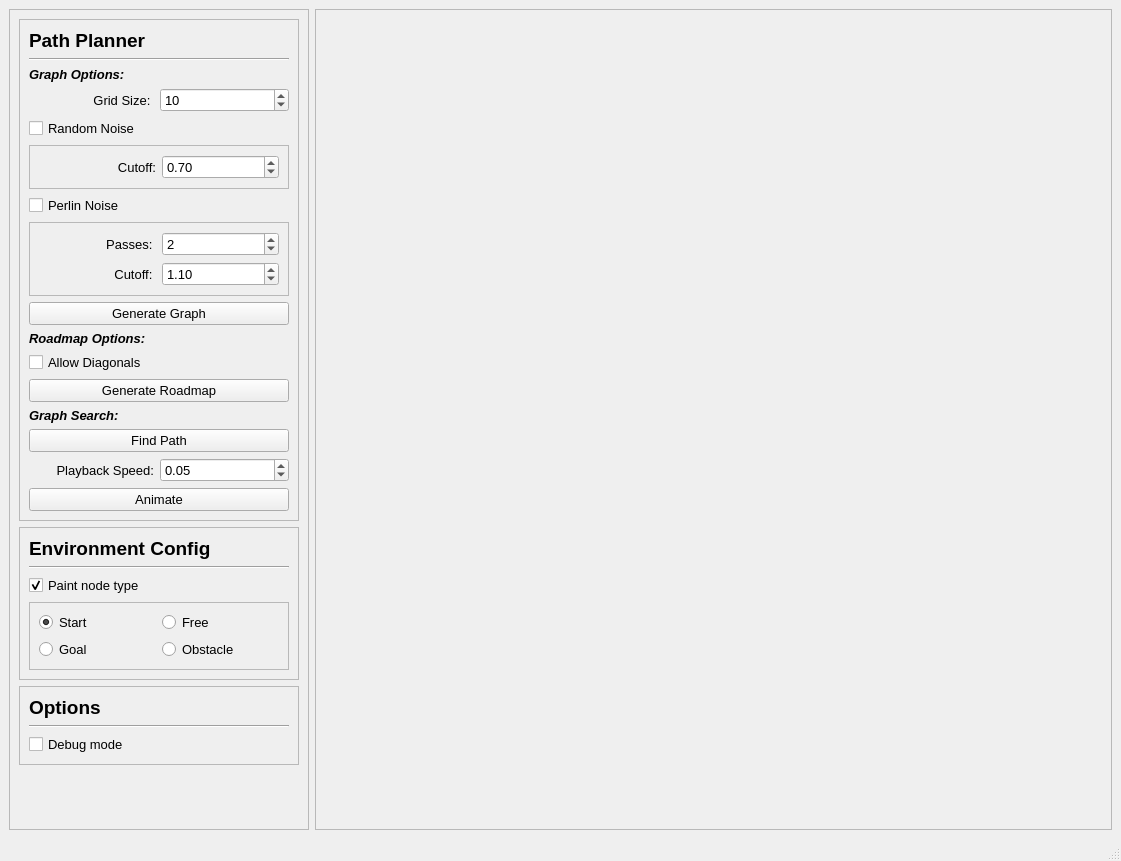
First picture: the form in ui/main_window.ui, repository kpdudek/PathPlanning, before the edit.
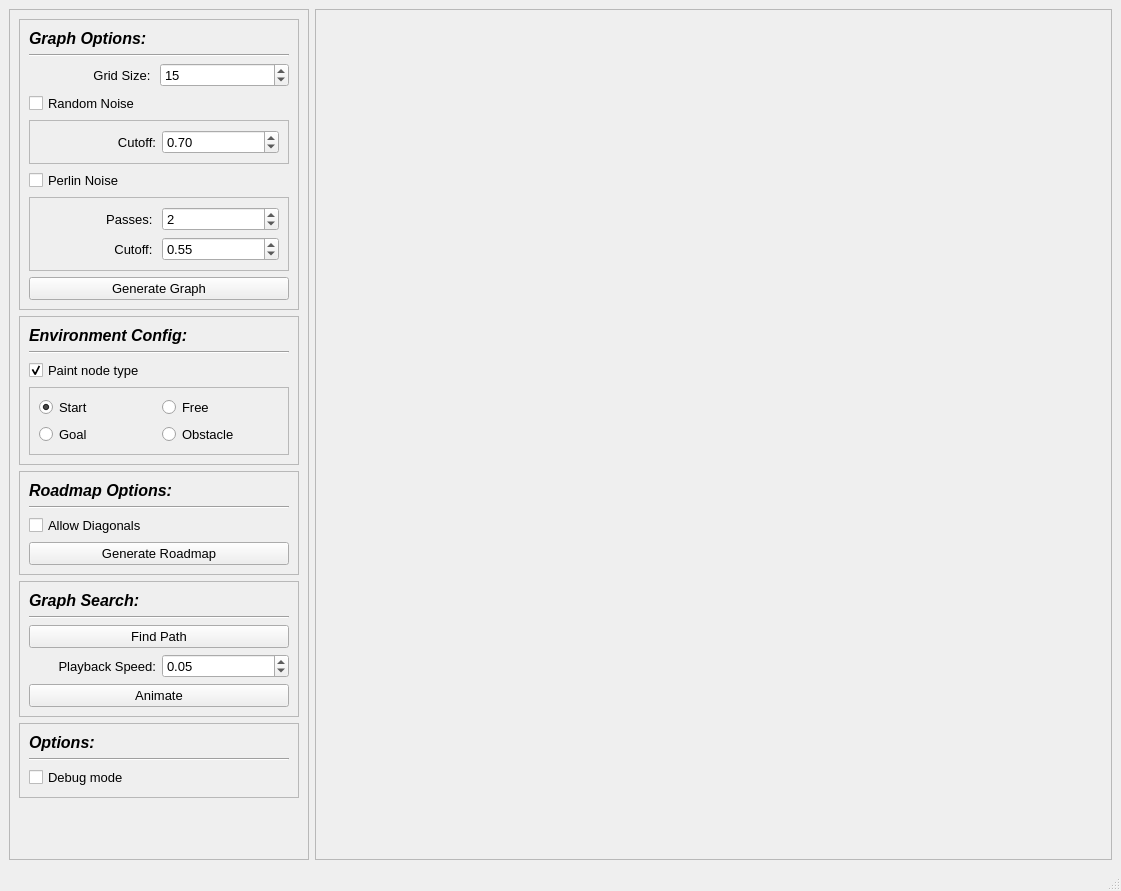
Second picture: the form after the edit.

Commit message: UX improvements (tooltips and layout)

The edit to the form file:
```diff
--- a/ui/main_window.ui
+++ b/ui/main_window.ui
@@ -7,7 +7,7 @@
     <x>0</x>
     <y>0</y>
     <width>1121</width>
-    <height>861</height>
+    <height>891</height>
    </rect>
   </property>
   <property name="windowTitle">
@@ -44,7 +44,17 @@
          <property name="frameShadow">
           <enum>QFrame::Raised</enum>
          </property>
+         <property name="lineWidth">
+          <number>2</number>
+         </property>
          <layout class="QGridLayout" name="gridLayout_5">
+          <item row="2" column="0" colspan="2">
+           <widget class="Line" name="line_3">
+            <property name="orientation">
+             <enum>Qt::Horizontal</enum>
+            </property>
+           </widget>
+          </item>
           <item row="8" column="0" colspan="2">
            <widget class="QPushButton" name="generate_graph_button">
             <property name="font">
@@ -52,38 +62,14 @@
               <pointsize>10</pointsize>
              </font>
             </property>
+            <property name="toolTip">
+             <string>Generate the 2D graph and display it in the canvas.</string>
+            </property>
             <property name="text">
              <string>Generate Graph</string>
             </property>
            </widget>
           </item>
-          <item row="12" column="0" colspan="2">
-           <widget class="QPushButton" name="generate_roadmap_button">
-            <property name="font">
-             <font>
-              <pointsize>10</pointsize>
-             </font>
-            </property>
-            <property name="text">
-             <string>Generate Roadmap</string>
-            </property>
-           </widget>
-          </item>
-          <item row="15" column="0">
-           <widget class="QLabel" name="label_5">
-            <property name="font">
-             <font>
-              <pointsize>10</pointsize>
-             </font>
-            </property>
-            <property name="text">
-             <string>Playback Speed:</string>
-            </property>
-            <property name="alignment">
-             <set>Qt::AlignRight|Qt::AlignTrailing|Qt::AlignVCenter</set>
-            </property>
-           </widget>
-          </item>
           <item row="3" column="0">
            <widget class="QLabel" name="label_4">
             <property name="maximumSize">
@@ -97,6 +83,9 @@
               <pointsize>10</pointsize>
              </font>
             </property>
+            <property name="toolTip">
+             <string>The number of tiles used for rows and columns of the square graph.</string>
+            </property>
             <property name="text">
              <string>Grid Size: </string>
             </property>
@@ -105,88 +94,11 @@
             </property>
            </widget>
           </item>
-          <item row="11" column="0" colspan="2">
-           <widget class="QCheckBox" name="allow_diagonals_checkbox">
-            <property name="maximumSize">
-             <size>
-              <width>16777215</width>
-              <height>16777215</height>
-             </size>
-            </property>
-            <property name="font">
-             <font>
-              <pointsize>10</pointsize>
-             </font>
-            </property>
-            <property name="text">
-             <string>Allow Diagonals</string>
-            </property>
-           </widget>
-          </item>
-          <item row="0" column="0" colspan="2">
-           <widget class="QLabel" name="label">
-            <property name="maximumSize">
-             <size>
-              <width>16777215</width>
-              <height>30</height>
-             </size>
-            </property>
-            <property name="font">
-             <font>
-              <pointsize>14</pointsize>
-              <weight>75</weight>
-              <bold>true</bold>
-             </font>
-            </property>
-            <property name="text">
-             <string>Path Planner</string>
-            </property>
-           </widget>
-          </item>
-          <item row="14" column="0" colspan="2">
-           <widget class="QPushButton" name="find_path_button">
-            <property name="font">
-             <font>
-              <pointsize>10</pointsize>
-             </font>
-            </property>
-            <property name="text">
-             <string>Find Path</string>
-            </property>
-           </widget>
-          </item>
-          <item row="15" column="1">
-           <widget class="QDoubleSpinBox" name="playback_speed_spinbox">
-            <property name="font">
-             <font>
-              <pointsize>10</pointsize>
-             </font>
-            </property>
-            <property name="singleStep">
-             <double>0.020000000000000</double>
-            </property>
-            <property name="value">
-             <double>0.050000000000000</double>
-            </property>
-           </widget>
-          </item>
-          <item row="17" column="0" colspan="2">
-           <widget class="QPushButton" name="animate_button">
-            <property name="font">
-             <font>
-              <pointsize>10</pointsize>
-             </font>
-            </property>
-            <property name="text">
-             <string>Animate</string>
-            </property>
-           </widget>
-          </item>
-          <item row="2" column="0" colspan="2">
+          <item row="1" column="0" colspan="2">
            <widget class="QLabel" name="label_7">
             <property name="font">
              <font>
-              <pointsize>10</pointsize>
+              <pointsize>12</pointsize>
               <weight>75</weight>
               <italic>true</italic>
               <bold>true</bold>
@@ -197,31 +109,6 @@
             </property>
            </widget>
           </item>
-          <item row="1" column="0" colspan="2">
-           <widget class="Line" name="line_3">
-            <property name="orientation">
-             <enum>Qt::Horizontal</enum>
-            </property>
-           </widget>
-          </item>
-          <item row="6" column="0">
-           <widget class="QCheckBox" name="perlin_noise_checkbox">
-            <property name="maximumSize">
-             <size>
-              <width>125</width>
-              <height>16777215</height>
-             </size>
-            </property>
-            <property name="font">
-             <font>
-              <pointsize>10</pointsize>
-             </font>
-            </property>
-            <property name="text">
-             <string>Perlin Noise</string>
-            </property>
-           </widget>
-          </item>
           <item row="3" column="1">
            <widget class="QSpinBox" name="grid_size_spinbox">
             <property name="font">
@@ -229,47 +116,104 @@
               <pointsize>10</pointsize>
              </font>
             </property>
+            <property name="toolTip">
+             <string>The number of tiles used for rows and columns of the 2D square graph.</string>
+            </property>
             <property name="minimum">
-             <number>2</number>
+             <number>1</number>
             </property>
             <property name="maximum">
              <number>128</number>
             </property>
             <property name="value">
-             <number>10</number>
+             <number>15</number>
             </property>
            </widget>
           </item>
-          <item row="9" column="0" colspan="2">
-           <widget class="QLabel" name="label_8">
+          <item row="6" column="0">
+           <widget class="QCheckBox" name="perlin_noise_checkbox">
+            <property name="maximumSize">
+             <size>
+              <width>125</width>
+              <height>16777215</height>
+             </size>
+            </property>
             <property name="font">
              <font>
               <pointsize>10</pointsize>
-              <weight>75</weight>
-              <italic>true</italic>
-              <bold>true</bold>
              </font>
             </property>
+            <property name="toolTip">
+             <string>Add obstacles based on perlin noise during graph generation.</string>
+            </property>
             <property name="text">
-             <string>Roadmap Options:</string>
+             <string>Perlin Noise</string>
             </property>
            </widget>
           </item>
-          <item row="13" column="0" colspan="2">
-           <widget class="QLabel" name="label_9">
+          <item row="4" column="0">
+           <widget class="QCheckBox" name="random_noise_checkbox">
             <property name="font">
              <font>
               <pointsize>10</pointsize>
-              <weight>75</weight>
-              <italic>true</italic>
-              <bold>true</bold>
              </font>
             </property>
+            <property name="toolTip">
+             <string>Add uniformly distributed obstacles during graph generation.</string>
+            </property>
             <property name="text">
-             <string>Graph Search:</string>
+             <string>Random Noise</string>
             </property>
            </widget>
           </item>
+          <item row="5" column="0" colspan="2">
+           <widget class="QFrame" name="random_options_frame">
+            <property name="frameShape">
+             <enum>QFrame::StyledPanel</enum>
+            </property>
+            <property name="frameShadow">
+             <enum>QFrame::Raised</enum>
+            </property>
+            <layout class="QGridLayout" name="gridLayout_6">
+             <item row="0" column="0">
+              <widget class="QLabel" name="label_6">
+               <property name="font">
+                <font>
+                 <pointsize>10</pointsize>
+                </font>
+               </property>
+               <property name="text">
+                <string>Cutoff:</string>
+               </property>
+               <property name="alignment">
+                <set>Qt::AlignRight|Qt::AlignTrailing|Qt::AlignVCenter</set>
+               </property>
+              </widget>
+             </item>
+             <item row="0" column="1">
+              <widget class="QDoubleSpinBox" name="random_cutoff_spinbox">
+               <property name="font">
+                <font>
+                 <pointsize>10</pointsize>
+                </font>
+               </property>
+               <property name="toolTip">
+                <string>Percent chance of a tile being an obstacle.</string>
+               </property>
+               <property name="maximum">
+                <double>1.000000000000000</double>
+               </property>
+               <property name="singleStep">
+                <double>0.050000000000000</double>
+               </property>
+               <property name="value">
+                <double>0.700000000000000</double>
+               </property>
+              </widget>
+             </item>
+            </layout>
+           </widget>
+          </item>
           <item row="7" column="0" colspan="2">
            <widget class="QFrame" name="perlin_options_frame">
             <property name="frameShape">
@@ -310,6 +254,12 @@
                  <pointsize>10</pointsize>
                 </font>
                </property>
+               <property name="toolTip">
+                <string>Number of times noise is added to the graph.</string>
+               </property>
+               <property name="maximum">
+                <number>10</number>
+               </property>
                <property name="value">
                 <number>2</number>
                </property>
@@ -346,65 +296,17 @@
                  <pointsize>10</pointsize>
                 </font>
                </property>
-               <property name="singleStep">
-                <double>0.050000000000000</double>
+               <property name="toolTip">
+                <string>Density of obstacles on a 0 to 1 scale where: 0 -&gt; all obstacles and 1 -&gt; no obstacles.</string>
                </property>
-               <property name="value">
-                <double>1.100000000000000</double>
+               <property name="maximum">
+                <double>1.000000000000000</double>
                </property>
-              </widget>
-             </item>
-            </layout>
-           </widget>
-          </item>
-          <item row="4" column="0">
-           <widget class="QCheckBox" name="random_noise_checkbox">
-            <property name="font">
-             <font>
-              <pointsize>10</pointsize>
-             </font>
-            </property>
-            <property name="text">
-             <string>Random Noise</string>
-            </property>
-           </widget>
-          </item>
-          <item row="5" column="0" colspan="2">
-           <widget class="QFrame" name="random_options_frame">
-            <property name="frameShape">
-             <enum>QFrame::StyledPanel</enum>
-            </property>
-            <property name="frameShadow">
-             <enum>QFrame::Raised</enum>
-            </property>
-            <layout class="QGridLayout" name="gridLayout_6">
-             <item row="0" column="0">
-              <widget class="QLabel" name="label_6">
-               <property name="font">
-                <font>
-                 <pointsize>10</pointsize>
-                </font>
-               </property>
-               <property name="text">
-                <string>Cutoff:</string>
-               </property>
-               <property name="alignment">
-                <set>Qt::AlignRight|Qt::AlignTrailing|Qt::AlignVCenter</set>
-               </property>
-              </widget>
-             </item>
-             <item row="0" column="1">
-              <widget class="QDoubleSpinBox" name="random_cutoff_spinbox">
-               <property name="font">
-                <font>
-                 <pointsize>10</pointsize>
-                </font>
-               </property>
                <property name="singleStep">
                 <double>0.050000000000000</double>
                </property>
                <property name="value">
-                <double>0.700000000000000</double>
+                <double>0.550000000000000</double>
                </property>
               </widget>
              </item>
@@ -450,6 +352,9 @@
                  <bold>false</bold>
                 </font>
                </property>
+               <property name="toolTip">
+                <string/>
+               </property>
                <property name="text">
                 <string>Start</string>
                </property>
@@ -512,6 +417,9 @@
               <bold>false</bold>
              </font>
             </property>
+            <property name="toolTip">
+             <string>Change the tile type when clicking and dragging. Clicking a tile will print its information regardless.</string>
+            </property>
             <property name="text">
              <string>Paint node type</string>
             </property>
@@ -530,11 +438,12 @@
             </property>
             <property name="font">
              <font>
-              <pointsize>14</pointsize>
+              <pointsize>12</pointsize>
+              <italic>true</italic>
              </font>
             </property>
             <property name="text">
-             <string>Environment Config</string>
+             <string>Environment Config:</string>
             </property>
            </widget>
           </item>
@@ -548,6 +457,179 @@
          </layout>
         </widget>
        </item>
+       <item>
+        <widget class="QFrame" name="frame_6">
+         <property name="frameShape">
+          <enum>QFrame::StyledPanel</enum>
+         </property>
+         <property name="frameShadow">
+          <enum>QFrame::Raised</enum>
+         </property>
+         <property name="lineWidth">
+          <number>2</number>
+         </property>
+         <layout class="QGridLayout" name="gridLayout_8">
+          <item row="2" column="0">
+           <widget class="QCheckBox" name="allow_diagonals_checkbox">
+            <property name="maximumSize">
+             <size>
+              <width>16777215</width>
+              <height>16777215</height>
+             </size>
+            </property>
+            <property name="font">
+             <font>
+              <pointsize>10</pointsize>
+             </font>
+            </property>
+            <property name="toolTip">
+             <string>When determining neighbors of a tile diagonal tiles will be included.</string>
+            </property>
+            <property name="text">
+             <string>Allow Diagonals</string>
+            </property>
+           </widget>
+          </item>
+          <item row="0" column="0">
+           <widget class="QLabel" name="label_8">
+            <property name="font">
+             <font>
+              <pointsize>12</pointsize>
+              <weight>75</weight>
+              <italic>true</italic>
+              <bold>true</bold>
+             </font>
+            </property>
+            <property name="text">
+             <string>Roadmap Options:</string>
+            </property>
+           </widget>
+          </item>
+          <item row="1" column="0">
+           <widget class="Line" name="line">
+            <property name="orientation">
+             <enum>Qt::Horizontal</enum>
+            </property>
+           </widget>
+          </item>
+          <item row="3" column="0">
+           <widget class="QPushButton" name="generate_roadmap_button">
+            <property name="font">
+             <font>
+              <pointsize>10</pointsize>
+             </font>
+            </property>
+            <property name="toolTip">
+             <string>Generate the roadmap and repaint the canvas with connection lines and tile colors.</string>
+            </property>
+            <property name="text">
+             <string>Generate Roadmap</string>
+            </property>
+           </widget>
+          </item>
+         </layout>
+        </widget>
+       </item>
+       <item>
+        <widget class="QFrame" name="frame">
+         <property name="frameShape">
+          <enum>QFrame::StyledPanel</enum>
+         </property>
+         <property name="frameShadow">
+          <enum>QFrame::Raised</enum>
+         </property>
+         <property name="lineWidth">
+          <number>2</number>
+         </property>
+         <layout class="QGridLayout" name="gridLayout_7">
+          <item row="4" column="1">
+           <widget class="QDoubleSpinBox" name="playback_speed_spinbox">
+            <property name="font">
+             <font>
+              <pointsize>10</pointsize>
+             </font>
+            </property>
+            <property name="toolTip">
+             <string>The refresh rate when displaying explored tiles.</string>
+            </property>
+            <property name="singleStep">
+             <double>0.020000000000000</double>
+            </property>
+            <property name="value">
+             <double>0.050000000000000</double>
+            </property>
+           </widget>
+          </item>
+          <item row="4" column="0">
+           <widget class="QLabel" name="label_5">
+            <property name="font">
+             <font>
+              <pointsize>10</pointsize>
+             </font>
+            </property>
+            <property name="text">
+             <string>Playback Speed:</string>
+            </property>
+            <property name="alignment">
+             <set>Qt::AlignRight|Qt::AlignTrailing|Qt::AlignVCenter</set>
+            </property>
+           </widget>
+          </item>
+          <item row="2" column="0" colspan="2">
+           <widget class="QPushButton" name="find_path_button">
+            <property name="font">
+             <font>
+              <pointsize>10</pointsize>
+             </font>
+            </property>
+            <property name="toolTip">
+             <string>Find a path between the start and goal tile if one exists.</string>
+            </property>
+            <property name="text">
+             <string>Find Path</string>
+            </property>
+           </widget>
+          </item>
+          <item row="0" column="0" colspan="2">
+           <widget class="QLabel" name="label_9">
+            <property name="font">
+             <font>
+              <pointsize>12</pointsize>
+              <weight>75</weight>
+              <italic>true</italic>
+              <bold>true</bold>
+             </font>
+            </property>
+            <property name="text">
+             <string>Graph Search:</string>
+            </property>
+           </widget>
+          </item>
+          <item row="1" column="0" colspan="2">
+           <widget class="Line" name="line_2">
+            <property name="orientation">
+             <enum>Qt::Horizontal</enum>
+            </property>
+           </widget>
+          </item>
+          <item row="5" column="0" colspan="2">
+           <widget class="QPushButton" name="animate_button">
+            <property name="font">
+             <font>
+              <pointsize>10</pointsize>
+             </font>
+            </property>
+            <property name="toolTip">
+             <string>Animate the search process by displaying the planners steps visually on the canvas.</string>
+            </property>
+            <property name="text">
+             <string>Animate</string>
+            </property>
+           </widget>
+          </item>
+         </layout>
+        </widget>
+       </item>
        <item alignment="Qt::AlignVCenter">
         <widget class="QFrame" name="frame_4">
          <property name="frameShape">
@@ -556,6 +638,9 @@
          <property name="frameShadow">
           <enum>QFrame::Raised</enum>
          </property>
+         <property name="lineWidth">
+          <number>2</number>
+         </property>
          <layout class="QVBoxLayout" name="verticalLayout_5">
           <item alignment="Qt::AlignTop">
            <widget class="QLabel" name="label_3">
@@ -567,13 +652,14 @@
             </property>
             <property name="font">
              <font>
-              <pointsize>14</pointsize>
+              <pointsize>12</pointsize>
               <weight>75</weight>
+              <italic>true</italic>
               <bold>true</bold>
              </font>
             </property>
             <property name="text">
-             <string>Options</string>
+             <string>Options:</string>
             </property>
            </widget>
           </item>
@@ -591,6 +677,9 @@
               <pointsize>10</pointsize>
              </font>
             </property>
+            <property name="toolTip">
+             <string>Print all loop variables of the planner, draw roadmap index values on the canvas, ...</string>
+            </property>
             <property name="text">
              <string>Debug mode</string>
             </property>
```
Left out of the diff: 20 changed lines with no effect on the pictures. The commit also changes 2 other files.
